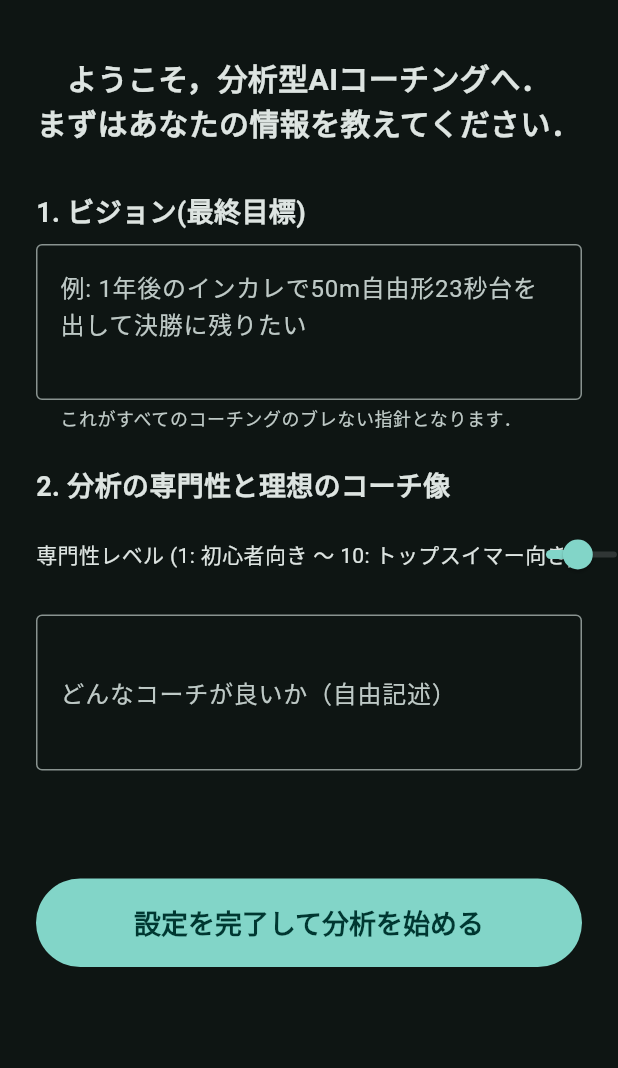
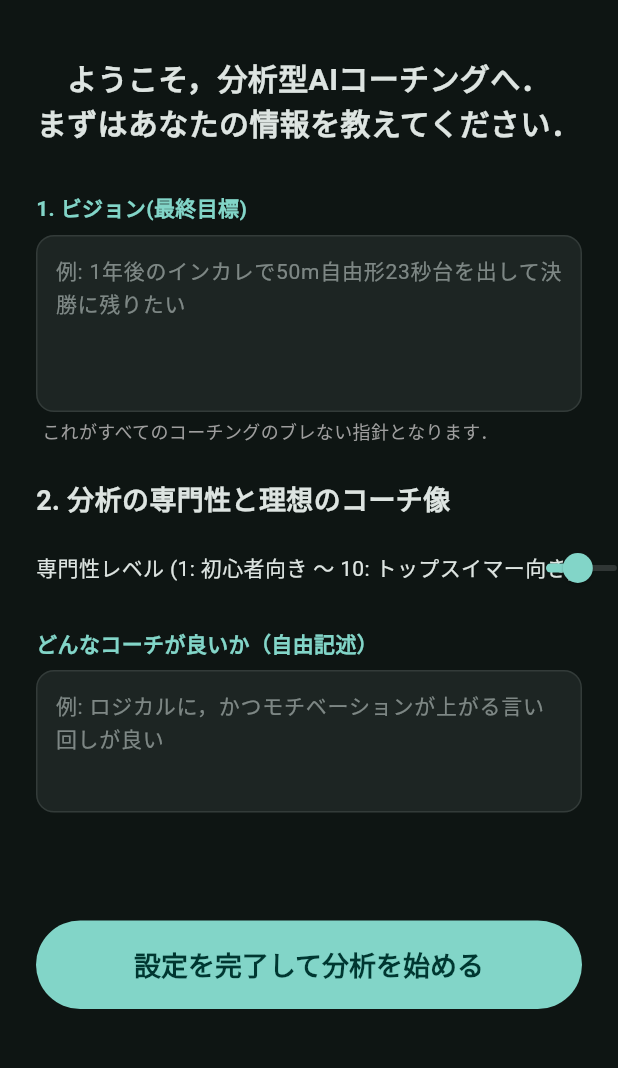
Before and after one commit to gakusw/aquaanalyst_ai, a Flutter app: the OnboardingScreen screen opened by its route, on a phone screen of 412 x 824 dp, the part 65-1133 px from its top. Run offline on Flutter 3.47's test engine with Material 3 defaults, Android fonts, the phone set to English and light mode, and no system bars; our stand-ins replace cloud_firestore, firebase_auth, firebase_core, fl_chart, flutter_dotenv, go_router and 2 more; accounts and stored records are empty.

Commit message:
refactor: introduce StableTextField common widget to improve UI quality and IME stability across all screens

```diff
--- a/lib/ui/screens/onboarding_screen.dart
+++ b/lib/ui/screens/onboarding_screen.dart
@@ -2,6 +2,7 @@ import 'package:flutter/material.dart';
 import 'package:go_router/go_router.dart';
 import '../../data/services/firestore_service.dart';
 import '../../data/models/app_user.dart';
+import '../widgets/stable_text_field.dart';
 
 class OnboardingScreen extends StatefulWidget {
   const OnboardingScreen({super.key});
@@ -87,17 +88,17 @@ class _OnboardingScreenState extends State<OnboardingScreen> {
                 const SizedBox(height: 32),
 
                 // 1. ビジョン
-                const Text('1. ビジョン(最終目標)', style: TextStyle(fontSize: 18, fontWeight: FontWeight.bold)),
-                const SizedBox(height: 8),
-                TextField(
+                const StableTextField(
                   controller: _visionController,
-                  minLines: 3,
-                  maxLines: 3, // 高さを固定してスクロール型にする
-                  keyboardType: TextInputType.multiline,
-                  decoration: const InputDecoration(
-                    hintText: '例: 1年後のインカレで50m自由形23秒台を出して決勝に残りたい',
-                    border: OutlineInputBorder(),
-                    helperText: 'これがすべてのコーチングのブレない指針となります．',
+                  lines: 4,
+                  hintText: '例: 1年後のインカレで50m自由形23秒台を出して決勝に残りたい',
+                  labelText: '1. ビジョン(最終目標)',
+                ),
+                const Padding(
+                  padding: EdgeInsets.only(top: 4.0, left: 4.0),
+                  child: Text(
+                    'これがすべてのコーチングのブレない指針となります．',
+                    style: TextStyle(fontSize: 12, color: Colors.grey),
                   ),
                 ),
                 const SizedBox(height: 24),
@@ -121,16 +122,11 @@ class _OnboardingScreenState extends State<OnboardingScreen> {
                   ],
                 ),
                 const SizedBox(height: 16),
-                TextField(
+                const StableTextField(
                   controller: _coachController,
-                  minLines: 3,
-                  maxLines: 3, // 高さを固定
-                  keyboardType: TextInputType.multiline,
-                  decoration: const InputDecoration(
-                    hintText: '例: ロジカルに，かつモチベーションが上がる言い回しが良い',
-                    border: OutlineInputBorder(),
-                    labelText: 'どんなコーチが良いか（自由記述）',
-                  ),
+                  lines: 3,
+                  hintText: '例: ロジカルに，かつモチベーションが上がる言い回しが良い',
+                  labelText: 'どんなコーチが良いか（自由記述）',
                 ),
                 const SizedBox(height: 24),
 
--- /dev/null
+++ b/lib/ui/widgets/stable_text_field.dart
@@ -0,0 +1,73 @@
+import 'package:flutter/material.dart';
+
+/// コーチ画面（チャット欄）と同様の、安定したマルチライン入力フィールド
+/// 高さが固定され、内部でスクロールするため、IME変換がレイアウト変更で解除されるのを防ぎます。
+class StableTextField extends StatelessWidget {
+  final TextEditingController controller;
+  final String hintText;
+  final String? labelText;
+  final int lines;
+  final TextInputType keyboardType;
+  final TextInputAction textInputAction;
+  final ValueChanged<String>? onChanged;
+
+  const StableTextField({
+    super.key,
+    required this.controller,
+    required this.hintText,
+    this.labelText,
+    this.lines = 3,
+    this.keyboardType = TextInputType.multiline,
+    this.textInputAction = TextInputAction.newline,
+    this.onChanged,
+  });
+
+  @override
+  Widget build(BuildContext context) {
+    return Column(
+      crossAxisAlignment: CrossAxisAlignment.start,
+      children: [
+        if (labelText != null) ...[
+          Text(
+            labelText!,
+            style: TextStyle(
+              fontSize: 14,
+              fontWeight: FontWeight.bold,
+              color: Theme.of(context).colorScheme.primary,
+            ),
+          ),
+          const SizedBox(height: 8),
+        ],
+        Container(
+          padding: const EdgeInsets.symmetric(horizontal: 12.0),
+          decoration: BoxDecoration(
+            color: Theme.of(context).colorScheme.surfaceVariant.withOpacity(0.3),
+            borderRadius: BorderRadius.circular(12.0),
+            border: Border.all(
+              color: Theme.of(context).colorScheme.outline.withOpacity(0.2),
+            ),
+          ),
+          child: TextField(
+            controller: controller,
+            minLines: lines,
+            maxLines: lines, // 高さを完全に固定
+            textAlignVertical: TextAlignVertical.top,
+            keyboardType: keyboardType,
+            textInputAction: textInputAction,
+            onChanged: onChanged,
+            style: const TextStyle(fontSize: 15),
+            decoration: InputDecoration(
+              hintText: hintText,
+              border: InputBorder.none,
+              contentPadding: const EdgeInsets.symmetric(vertical: 12.0),
+              hintStyle: TextStyle(
+                color: Theme.of(context).colorScheme.onSurfaceVariant.withOpacity(0.6),
+                fontSize: 14,
+              ),
+            ),
+          ),
+        ),
+      ],
+    );
+  }
+}
```
Also changed, not shown: lib/ui/screens/body_composition_screen.dart (+5 -8 lines), lib/ui/screens/nutrition_screen.dart (+5 -10 lines), lib/ui/screens/settings_screen.dart (+9 -23 lines), lib/ui/screens/training_screen.dart (+8 -22 lines), lib/ui/screens/weekly_plan_screen.dart (+5 -13 lines).
